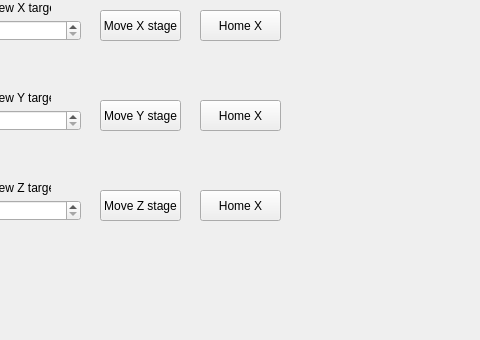
Above: owis_controller.ui from gitHleon/OWIS_controller_V0 before the change; both pictures show x 400 to 880 and y 357 to 697 of the 976 by 697 pixel window. Below: the same form after it.
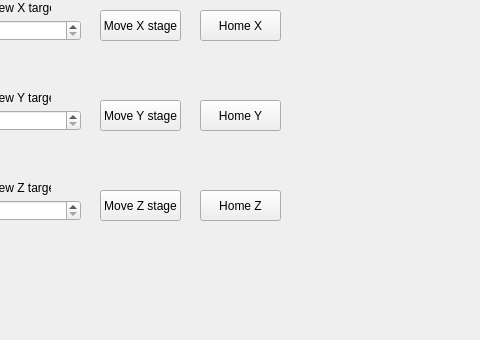
That is the form after the change.

```diff
--- a/owis_controller.ui
+++ b/owis_controller.ui
@@ -551,7 +551,7 @@
      </rect>
     </property>
     <property name="text">
-     <string>Home X</string>
+     <string>Home Y</string>
     </property>
    </widget>
    <widget class="QPushButton" name="homeButton_Z">
@@ -564,7 +564,7 @@
      </rect>
     </property>
     <property name="text">
-     <string>Home X</string>
+     <string>Home Z</string>
     </property>
    </widget>
   </widget>
```
